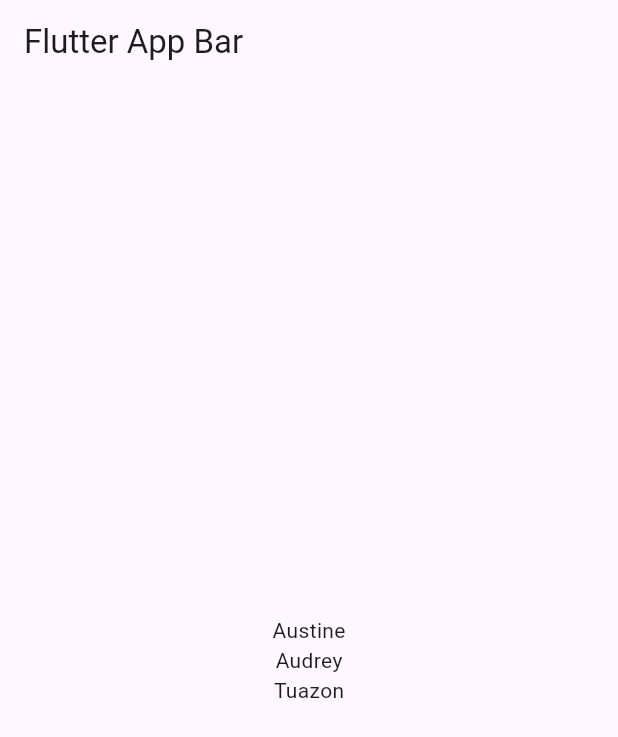
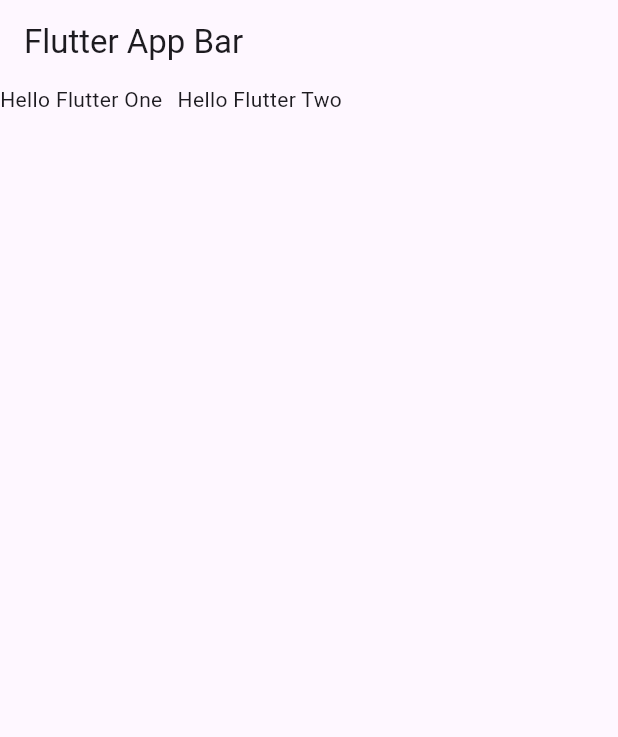
Before and after one commit to Austine0829/flutter-playground, a Flutter app: the screen it shows after launch, on a phone screen of 412 x 824 dp. Shown: the top 737 px of the screen. Run offline on Flutter 3.47's test engine with Material 3 defaults, Android fonts, the phone set to English and light mode, and no system bars.

Commit message:
(add) designing syntax samples

```diff
--- a/flutter_basics/lib/main.dart
+++ b/flutter_basics/lib/main.dart
@@ -22,32 +22,21 @@
   Widget build(BuildContext context) {
     return Scaffold(
       appBar: AppBar(title: const Text("Flutter App Bar")),
-      body: const Center(
-        child: ColumnTextWidget(textOne: "Austine",
-                             textTwo: "Audrey",
-                             textThree: "Tuazon"))
+      body: const SizeBoxPage());
+  }
+}
+
+class SizeBoxPage extends StatelessWidget {
+  const SizeBoxPage({super.key});
+
+  @override
+  Widget build(BuildContext context) {
+    return const Row(
+      children: [
+        Text("Hello Flutter One"),
+        SizedBox(width: 10,),
+        Text("Hello Flutter Two")
+      ],
     );
   }
 }
-
-class ColumnTextWidget extends StatelessWidget {
-  final String textOne;
-  final String textTwo;
-  final String textThree;
-
-  const ColumnTextWidget({super.key,
-                       required this.textOne,
-                       required this.textTwo,
-                       required this.textThree});
-
-  @override
-  Widget build(BuildContext context) {
-    return Column(
-      mainAxisAlignment: MainAxisAlignment.center,
-      children: [
-      Text(textOne),
-      Text(textTwo),
-      Text(textThree)
-    ]);
-  }
-}
--- /dev/null
+++ b/flutter_basics/lib/pages/sizebox_page.dart
@@ -0,0 +1,16 @@
+import 'package:flutter/material.dart';
+
+class SizeBoxPage extends StatelessWidget {
+  const SizeBoxPage({super.key});
+
+  @override
+  Widget build(BuildContext context) {
+    return const Row(
+      children: [
+        Text("Hello Flutter One"),
+        SizedBox(width: 10,),
+        Text("Hello Flutter Two")
+      ],
+    );
+  }
+}
```
Also changed, not shown: flutter_basics/lib/pages/padding_page.dart (added, +15 -0 lines), flutter_basics/lib/pages/stack_page.dart (added, +30 -0 lines), flutter_basics/lib/widgets/expanded_row.dart (added, +15 -0 lines).
